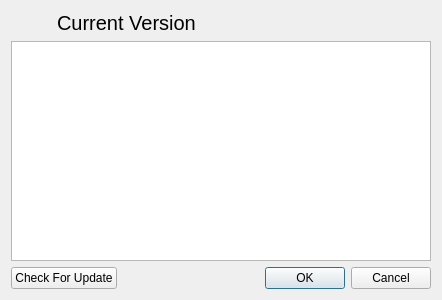
Above: CAMan/about_dlg.ui from jykim74/CertMan before the change. Below: the same form after it.
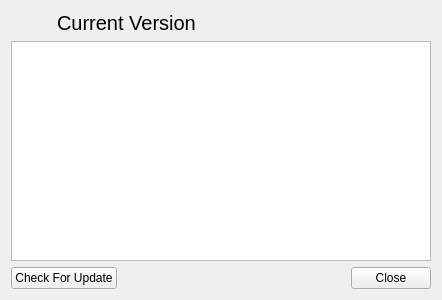
That is the form after the change. Icons and pictures are not drawn.

```diff
--- a/CAMan/about_dlg.ui
+++ b/CAMan/about_dlg.ui
@@ -17,23 +17,6 @@
    <item row="2" column="0" colspan="3">
     <widget class="QTextBrowser" name="mAboutText"/>
    </item>
-   <item row="3" column="2">
-    <widget class="QDialogButtonBox" name="buttonBox">
-     <property name="orientation">
-      <enum>Qt::Horizontal</enum>
-     </property>
-     <property name="standardButtons">
-      <set>QDialogButtonBox::Cancel|QDialogButtonBox::Ok</set>
-     </property>
-    </widget>
-   </item>
-   <item row="3" column="0">
-    <widget class="QPushButton" name="mCheckUpdateBtn">
-     <property name="text">
-      <string>Check For Update</string>
-     </property>
-    </widget>
-   </item>
    <item row="1" column="0" colspan="3">
     <layout class="QGridLayout" name="gridLayout_2">
      <property name="topMargin">
@@ -87,6 +70,40 @@
      </item>
     </layout>
    </item>
+   <item row="3" column="0" colspan="3">
+    <layout class="QGridLayout" name="gridLayout_3">
+     <property name="topMargin">
+      <number>0</number>
+     </property>
+     <item row="0" column="0">
+      <widget class="QPushButton" name="mCheckUpdateBtn">
+       <property name="text">
+        <string>Check For Update</string>
+       </property>
+      </widget>
+     </item>
+     <item row="0" column="2">
+      <widget class="QPushButton" name="mCloseBtn">
+       <property name="text">
+        <string>Close</string>
+       </property>
+      </widget>
+     </item>
+     <item row="0" column="1">
+      <spacer name="horizontalSpacer_2">
+       <property name="orientation">
+        <enum>Qt::Horizontal</enum>
+       </property>
+       <property name="sizeHint" stdset="0">
+        <size>
+         <width>40</width>
+         <height>20</height>
+        </size>
+       </property>
+      </spacer>
+     </item>
+    </layout>
+   </item>
   </layout>
  </widget>
  <tabstops>
```
Left out of the diff: 36 changed lines with no effect on the pictures.
